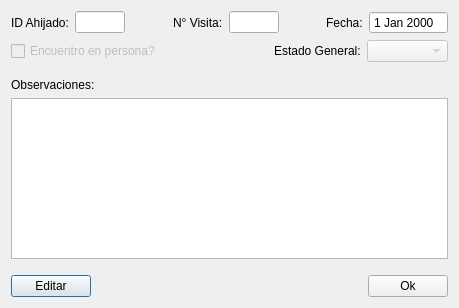
Before: the Qt Designer form visitview.ui in jeanyvesb9/GS, drawn with Qt 5.
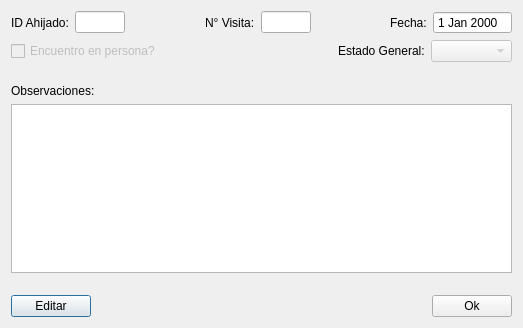
After: the same form once the commit is applied.

The edit to the form file:
```diff
--- a/visitview.ui
+++ b/visitview.ui
@@ -6,8 +6,8 @@
    <rect>
     <x>0</x>
     <y>0</y>
-    <width>459</width>
-    <height>308</height>
+    <width>523</width>
+    <height>328</height>
    </rect>
   </property>
   <property name="windowTitle">
```
Left out of the diff: 2 changed lines with no effect on the pictures.
